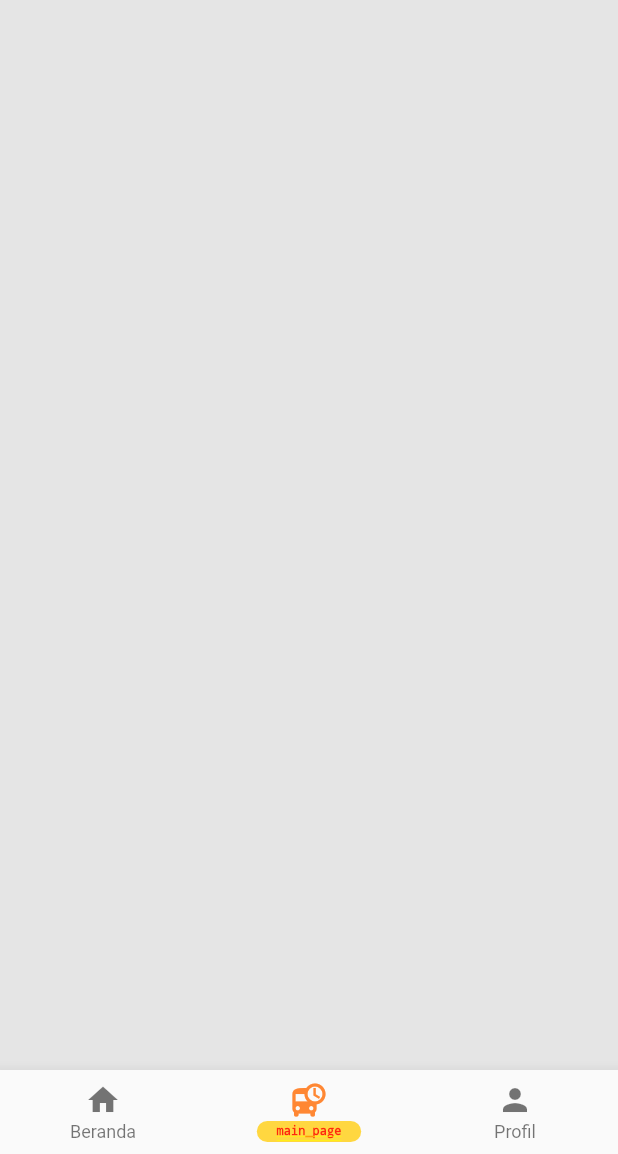
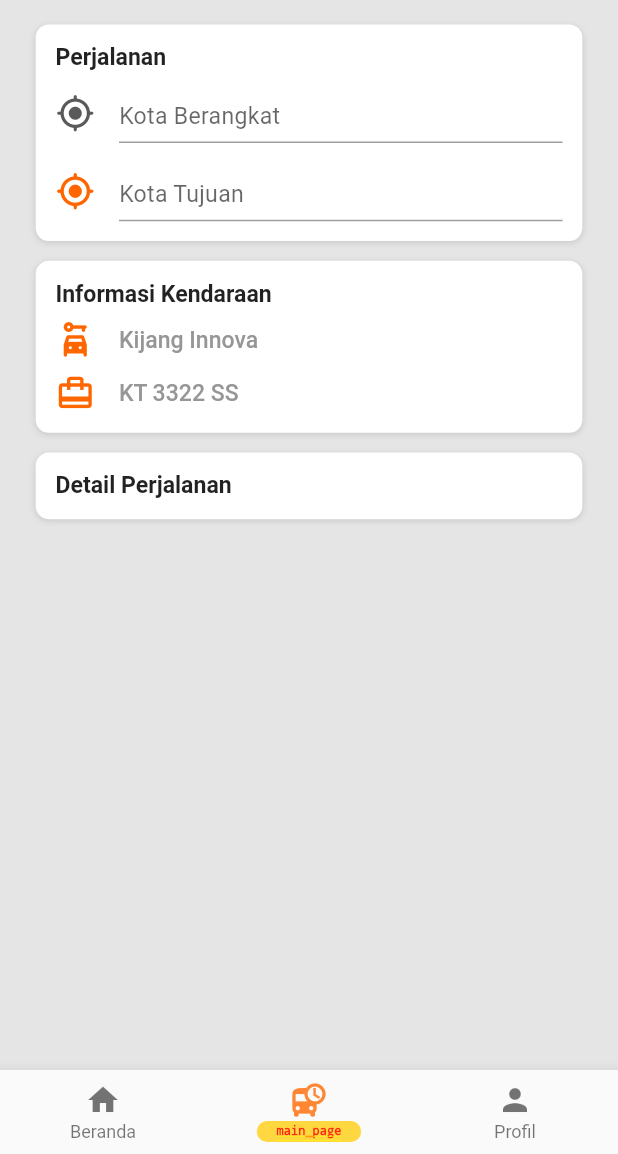
Before and after one commit to mrizkynurfajrie/antaranter-driver, a Flutter app: the PageMain screen opened by its route, item 2 of the bottom bar chosen, on a phone screen of 412 x 824 dp, the part 82-1236 px from its top. Run offline on Flutter 3.47's test engine with Material 2 defaults, Android fonts, the light colour scheme and no system bars; our stand-ins replace device_info, flutter_holo_date_picker, flutter_html, flutter_screenutil, flutter_spinkit, flutter_svg and 9 more; missing offline and left inert: easy_mask, encrypt; accounts and stored records are empty; Roboto replaces fonts that are missing (DMSans).

Commit message:
rebuild order page

```diff
--- a/lib/features/home/page_home.dart
+++ b/lib/features/home/page_home.dart
@@ -144,7 +144,7 @@ class PageHome extends GetView<ControllerHome> {
                   mainAxisAlignment: MainAxisAlignment.center,
                   children: <Widget>[
                     Text(
-                      'Mau kemana hari ini?',
+                      'Buat perjalanan mu menghasilkan!',
                       style: TextStyles.inter.copyWith(
                         fontSize: FontSizes.s16,
                         fontWeight: FontWeight.w500,
@@ -157,7 +157,10 @@ class PageHome extends GetView<ControllerHome> {
                         color: AppColor.primaryColor,
                       ),
                       hintText: 'tentukan perjalanan mu',
-                      onTap: () {},
+                      keyboardType: TextInputType.none,
+                      onTap: () {
+                        Get.toNamed(Routes.order);
+                      },
                     ),
                   ],
                 ),
--- a/lib/features/order/page_order.dart
+++ b/lib/features/order/page_order.dart
@@ -1,12 +1,19 @@
 import 'package:flutter/material.dart';
+import 'package:flutter/services.dart';
 import 'package:get/get.dart';
 import 'package:intake_rider/shared/constants/assets.dart';
 import 'package:intake_rider/shared/constants/colors.dart';
+import 'package:intake_rider/shared/constants/styles.dart';
+import 'package:intake_rider/shared/widgets/bottomsheet/bottomsheet_selection.dart';
+import 'package:intake_rider/shared/widgets/cards/card_rounded.dart';
+import 'package:intake_rider/shared/widgets/inputs/input_icon_underlined.dart';
 import 'package:intake_rider/shared/widgets/pages/page_decoration_top.dart';
 import 'controller_order.dart';
 
 class PageOrder extends GetView<ControllerOrder> {
-  const PageOrder({Key? key}) : super(key: key);
+  const PageOrder({
+    Key? key,
+  }) : super(key: key);
 
   @override
   Widget build(BuildContext context) {
@@ -19,10 +26,130 @@ class PageOrder extends GetView<ControllerOrder> {
       center: AppLogos.logoApp(AppLogos.logoColoured),
       child: Padding(
         padding: const EdgeInsets.all(15),
-        child: CustomScrollView(
-          slivers: [
-            SliverToBoxAdapter(),
-          ],
+        child: Expanded(
+          child: SingleChildScrollView(
+            child: Column(
+              mainAxisAlignment: MainAxisAlignment.start,
+              children: <Widget>[
+                CardRounded(
+                  width: Get.width,
+                  margin: EdgeInsets.symmetric(horizontal: Insets.sm),
+                  child: Column(
+                    crossAxisAlignment: CrossAxisAlignment.start,
+                    children: <Widget>[
+                      SizedBox(
+                        child: Text(
+                          'Perjalanan',
+                          style: TextStyles.inter.copyWith(
+                            fontSize: FontSizes.s14,
+                            fontWeight: FontWeight.bold,
+                          ),
+                        ),
+                      ),
+                      verticalSpace(Insets.sm),
+                      InputIconUnderline(
+                        icon: Icon(
+                          Icons.my_location_rounded,
+                          size: IconSizes.med,
+                          color: AppColor.greyColor,
+                        ),
+                        hintText: 'Kota Berangkat',
+                        isDense: true,
+                        onChange: (String) {},
+                      ),
+                      verticalSpace(Insets.med),
+                      InputIconUnderline(
+                        icon: Icon(
+                          Icons.my_location_rounded,
+                          size: IconSizes.med,
+                          color: AppColor.primaryColor,
+                        ),
+                        hintText: 'Kota Tujuan',
+                        isDense: true,
+                        onChange: (String) {},
+                      ),
+                    ],
+                  ),
+                ),
+                verticalSpace(Insets.med),
+                CardRounded(
+                  width: Get.width,
+                  margin: EdgeInsets.symmetric(horizontal: Insets.sm),
+                  child: Column(
+                    crossAxisAlignment: CrossAxisAlignment.start,
+                    children: <Widget>[
+                      SizedBox(
+                        child: Text(
+                          'Informasi Kendaraan',
+                          style: TextStyles.inter.copyWith(
+                            fontSize: FontSizes.s14,
+                            fontWeight: FontWeight.bold,
+                          ),
+                        ),
+                      ),
+                      verticalSpace(Insets.sm),
+                      Row(
+                        children: <Widget>[
+                          Icon(
+                            Icons.car_rental_rounded,
+                            color: AppColor.primaryColor,
+                            size: IconSizes.med,
+                          ),
+                          horizontalSpace(16),
+                          Text(
+                            'Kijang Innova',
+                            style: TextStyles.inter.copyWith(
+                              fontSize: FontSizes.s14,
+                              fontWeight: FontWeight.w500,
+                              color: AppColor.greyColorLight,
+                            ),
+                          )
+                        ],
+                      ),
+                      verticalSpace(Insets.sm),
+                      Row(
+                        children: <Widget>[
+                          Icon(
+                            Icons.card_travel,
+                            color: AppColor.primaryColor,
+                            size: IconSizes.med,
+                          ),
+                          horizontalSpace(16),
+                          Text(
+                            'KT 3322 SS',
+                            style: TextStyles.inter.copyWith(
+                              fontSize: FontSizes.s14,
+                              fontWeight: FontWeight.w500,
+                              color: AppColor.greyColorLight,
+                            ),
+                          ),
+                        ],
+                      ),
+                    ],
+                  ),
+                ),
+                verticalSpace(Insets.med),
+                CardRounded(
+                  width: Get.width,
+                  margin: EdgeInsets.symmetric(horizontal: Insets.sm),
+                  child: Column(
+                    crossAxisAlignment: CrossAxisAlignment.start,
+                    children: <Widget>[
+                      SizedBox(
+                        child: Text(
+                          'Detail Perjalanan',
+                          style: TextStyles.inter.copyWith(
+                            fontSize: FontSizes.s14,
+                            fontWeight: FontWeight.bold,
+                          ),
+                        ),
+                      ),
+                    ],
+                  ),
+                ),
+              ],
+            ),
+          ),
         ),
       ),
     );
--- a/lib/shared/constants/assets.dart
+++ b/lib/shared/constants/assets.dart
@@ -9,6 +9,8 @@ class AppIcons {
   static const icTopUp = 'assets/icons/top-up.png';
   static const icWithdrawl = 'assets/icons/withdrawl.png';
   static const roadRoutes = 'assets/icons/road-routes.png';
+  static const locDepart = 'assets/icons/loc_depart.png';
+  static const locArrive = 'assets/icons/loc_arrive.png';
 }
 
 class AppLogos {
--- /dev/null
+++ b/lib/shared/widgets/inputs/input_icon_underlined.dart
@@ -0,0 +1,74 @@
+import 'package:flutter/material.dart';
+import 'package:flutter/services.dart';
+import 'package:intake_rider/shared/constants/colors.dart';
+import 'package:intake_rider/shared/constants/styles.dart';
+
+class InputIconUnderline extends StatefulWidget {
+  final String hintText;
+  final String? Function(String?)? validate;
+  final Function(String) onChange;
+  final Widget? icon;
+  final TextEditingController? controller;
+  final TextInputType keyboardType;
+  final List<TextInputFormatter>? inputFormatters;
+  final TextCapitalization textCapitalization;
+  final bool obsecureText;
+  final bool? enable;
+  final bool? isDense;
+  final dynamic maxLines;
+  final String? initialValue;
+
+  const InputIconUnderline({
+    Key? key,
+    this.hintText = '',
+    this.validate,
+    required this.onChange,
+    required this.icon,
+    this.controller,
+    this.keyboardType = TextInputType.text,
+    this.inputFormatters,
+    this.textCapitalization = TextCapitalization.none,
+    this.obsecureText = false,
+    this.enable = true,
+    this.maxLines = 1,
+    this.initialValue,
+    this.isDense = false,
+  }) : super(key: key);
+
+  @override
+  _InputIconUnderlineState createState() => _InputIconUnderlineState();
+}
+
+class _InputIconUnderlineState extends State<InputIconUnderline> {
+  @override
+  Widget build(BuildContext context) {
+    return TextFormField(
+      initialValue: widget.initialValue,
+      maxLines: widget.maxLines,
+      enabled: widget.enable,
+      enableInteractiveSelection: true,
+      cursorColor: AppColor.primaryColor,
+      autovalidateMode: AutovalidateMode.onUserInteraction,
+      onChanged: widget.onChange,
+      keyboardType: widget.keyboardType,
+      controller: widget.controller,
+      obscureText: widget.obsecureText,
+      inputFormatters: widget.inputFormatters,
+      textCapitalization: widget.textCapitalization,
+      validator: widget.validate,
+      style: TextStyles.body2,
+      decoration: InputDecoration(
+        hintText: widget.hintText,
+        hintStyle: TextStyles.body2,
+        icon: widget.icon,
+        isDense: widget.isDense,
+        focusedBorder: const UnderlineInputBorder(
+          borderSide: BorderSide(
+            color: AppColor.primaryColor,
+            width: Strokes.med,
+          ),
+        ),
+      ),
+    );
+  }
+}
--- a/lib/shared/widgets/pages/page_decoration_top.dart
+++ b/lib/shared/widgets/pages/page_decoration_top.dart
@@ -41,6 +41,7 @@ class PageDecorationTop extends StatelessWidget {
   @override
   Widget build(BuildContext context) {
     return Scaffold(
+        resizeToAvoidBottomInset: false,
         backgroundColor: backgroundColor ?? AppColor.whiteColor,
         appBar: CustomAppBar(
           title: title,
```
Also changed, not shown: assets/icons/loc_arrive.png (added), assets/icons/loc_depart.png (added).
